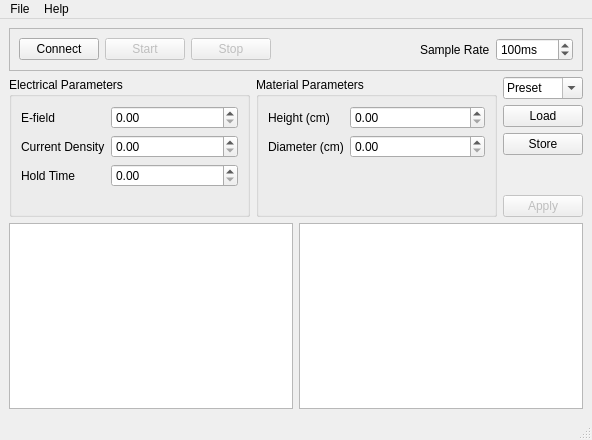
Old version of the form MainWindow.ui in the repository Trefoil-Lab/Flash_v1.
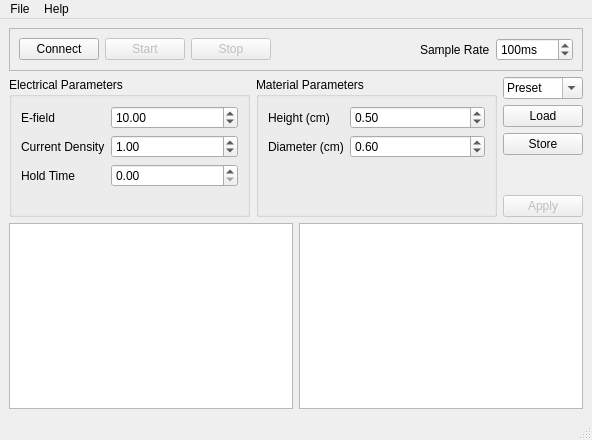
New version of the form.

Diff of the .ui file:
```diff
--- a/MainWindow.ui
+++ b/MainWindow.ui
@@ -136,7 +136,11 @@
           </widget>
          </item>
          <item row="0" column="1">
-          <widget class="QDoubleSpinBox" name="eFieldDoubleSpinBox"/>
+          <widget class="QDoubleSpinBox" name="eFieldDoubleSpinBox">
+           <property name="value">
+            <double>10.000000000000000</double>
+           </property>
+          </widget>
          </item>
          <item row="1" column="0">
           <widget class="QLabel" name="currentDensityLabel">
@@ -146,7 +150,11 @@
           </widget>
          </item>
          <item row="1" column="1">
-          <widget class="QDoubleSpinBox" name="currentDensityDoubleSpinBox"/>
+          <widget class="QDoubleSpinBox" name="currentDensityDoubleSpinBox">
+           <property name="value">
+            <double>1.000000000000000</double>
+           </property>
+          </widget>
          </item>
          <item row="2" column="0">
           <widget class="QLabel" name="holdTimeLabel">
@@ -187,7 +195,11 @@
           </widget>
          </item>
          <item row="0" column="1">
-          <widget class="QDoubleSpinBox" name="heightCmDoubleSpinBox"/>
+          <widget class="QDoubleSpinBox" name="heightCmDoubleSpinBox">
+           <property name="value">
+            <double>0.500000000000000</double>
+           </property>
+          </widget>
          </item>
          <item row="1" column="0">
           <widget class="QLabel" name="diameterCmLabel">
@@ -197,7 +209,11 @@
           </widget>
          </item>
          <item row="1" column="1">
-          <widget class="QDoubleSpinBox" name="diameterCmDoubleSpinBox"/>
+          <widget class="QDoubleSpinBox" name="diameterCmDoubleSpinBox">
+           <property name="value">
+            <double>0.600000000000000</double>
+           </property>
+          </widget>
          </item>
         </layout>
        </widget>
```
